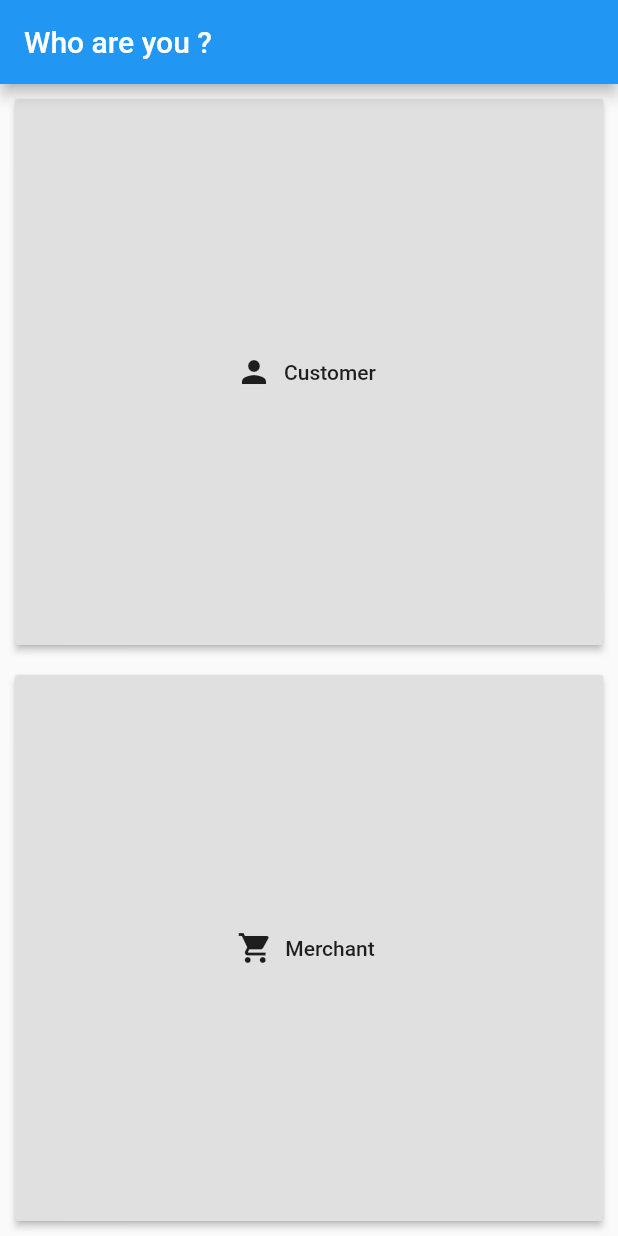
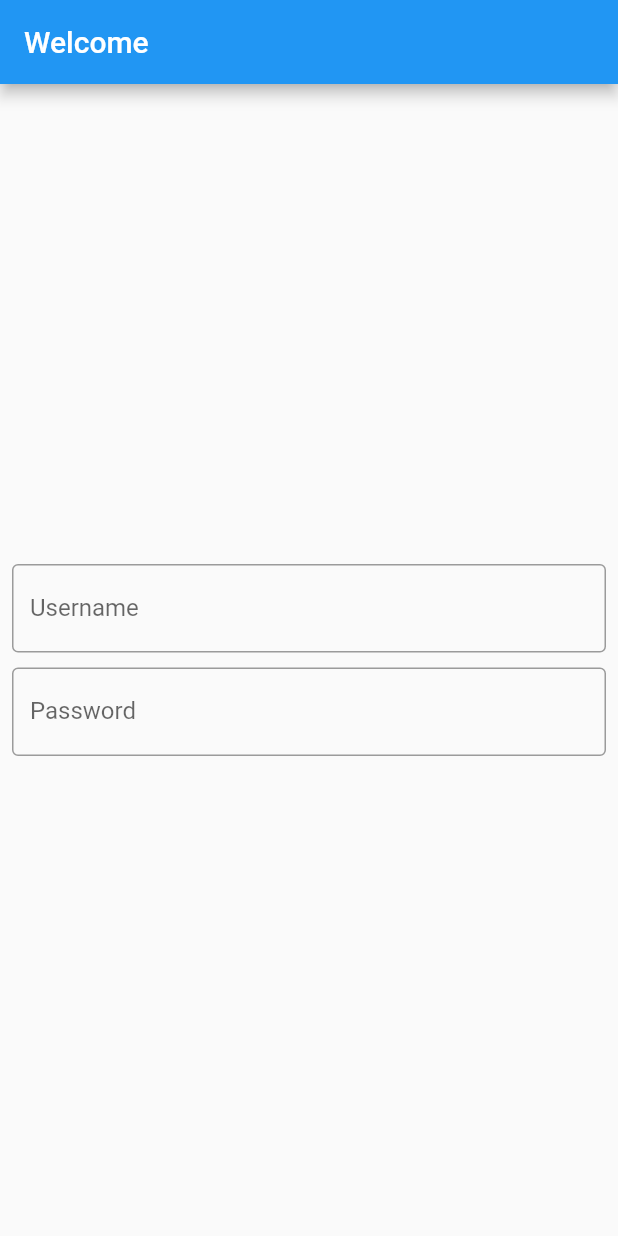
Before and after one commit to LeonEstrak/eShop, a Flutter app: the screen it shows after launch, on a phone screen of 412 x 824 dp. Run offline on Flutter 3.47's test engine with Material 2 defaults, Android fonts, the phone set to English and light mode, and no system bars.

Commit message:
Login Page created

```diff
--- /dev/null
+++ b/lib/loginPage.dart
@@ -0,0 +1,30 @@
+import 'package:flutter/material.dart';
+
+class LoginPage extends StatelessWidget {
+  @override
+  Widget build(BuildContext context) {
+    return Scaffold(
+      appBar: AppBar(
+        title: Text("Welcome"),
+      ),
+      body: Padding(
+        padding: const EdgeInsets.all(8.0),
+        child: Column(
+          mainAxisAlignment: MainAxisAlignment.center,
+          children: <Widget>[
+            TextField(
+              controller: TextEditingController(),
+              decoration: InputDecoration(border: OutlineInputBorder(),labelText: "Username"),
+            ),
+            SizedBox(height: 10,),
+            TextField(
+              obscureText: true,
+              controller: TextEditingController(),
+              decoration: InputDecoration(border: OutlineInputBorder(),labelText: "Password"),
+            )
+          ],
+        ),
+      ),
+    );
+  }
+}
--- a/lib/main.dart
+++ b/lib/main.dart
@@ -1,10 +1,12 @@
 import 'package:flutter/material.dart';
+import 'loginPage.dart';
+//TODO: The main needs to be reconfigured. First landing page shall be the login page.
 
 void main() => runApp(MaterialApp(
-  home: Home(),
-  routes: {
-    '/': (context) => Home(),
-  },
+  home: LoginPage(),
+//  routes: {
+//    '/': (context) => Home(),
+//  },
 ));
 
 class Home extends StatelessWidget {
```
